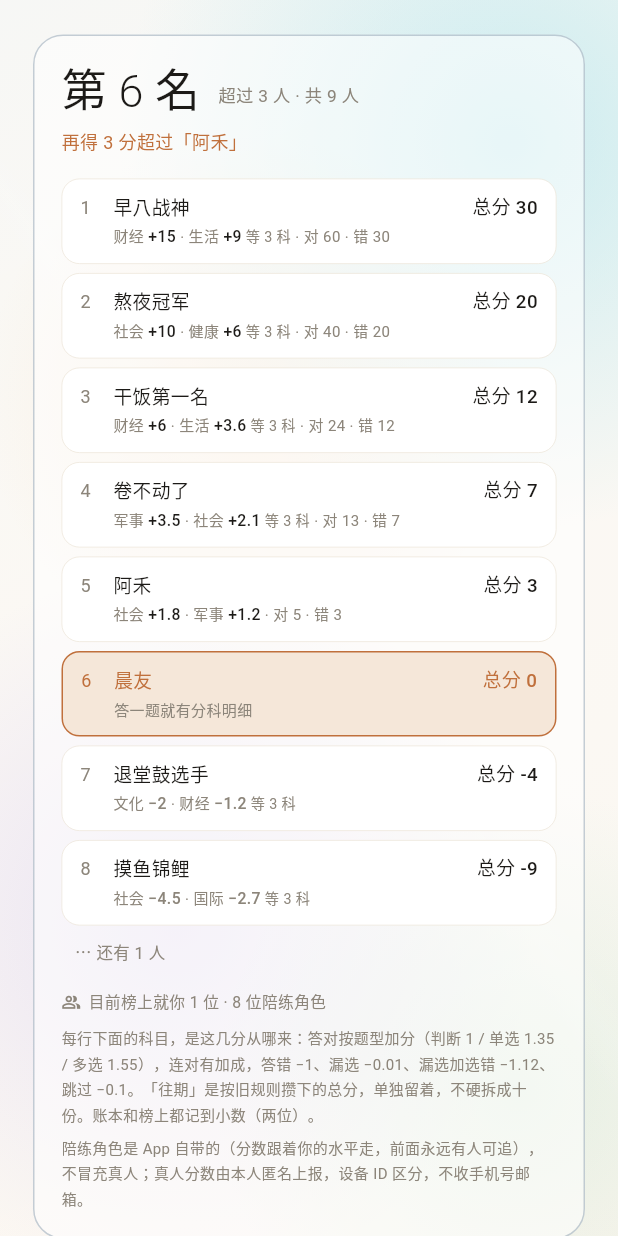
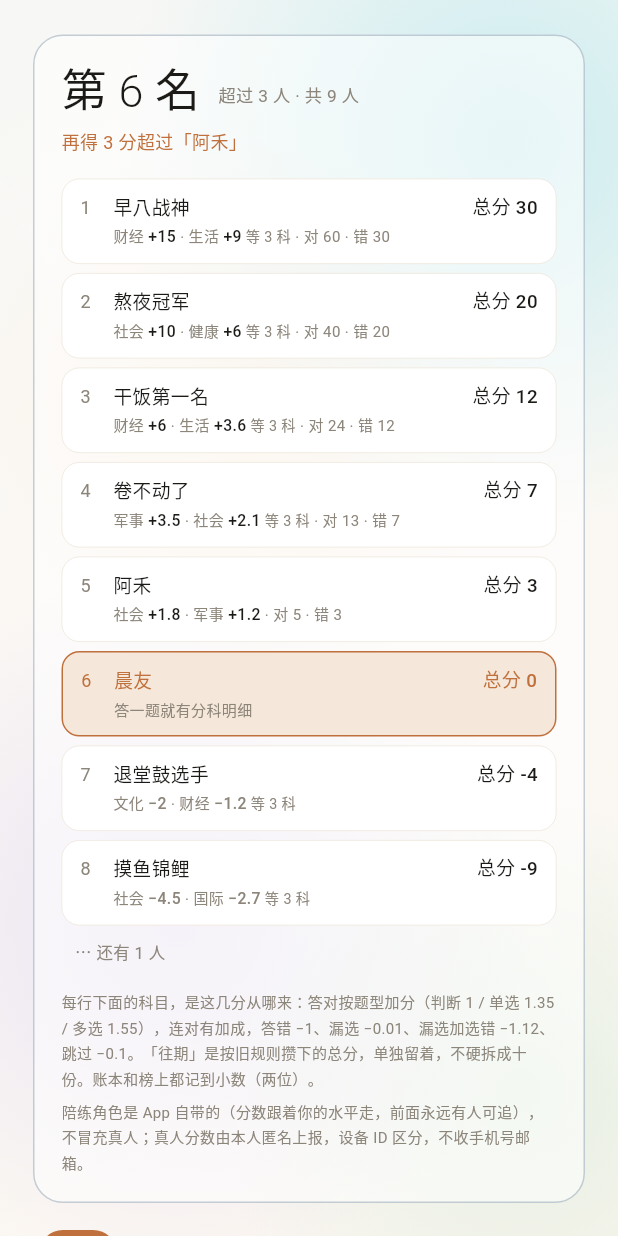
Before and after one commit to xia259214-beep/morning-app, a Flutter app: the RankPage screen opened directly, scrolled down 576 dp, on a phone screen of 412 x 824 dp. Run offline on Flutter 3.47's test engine with Material 3 defaults, Android fonts, the phone set to English and light mode, and no system bars; accounts and stored records are empty; network calls fail.

Commit message:
v1.22.5: 删除排行榜底部「X 位真人/陪练角色」整行统计文案

```diff
--- a/lib/core.dart
+++ b/lib/core.dart
@@ -9,7 +9,7 @@ import 'glass.dart';
 import 'liquid.dart';
 
 /// App 版本号（与 pubspec.yaml 同步）。展示与崩溃日志都用它，避免写死多处。
-const String kAppVersion = '1.22.4';
+const String kAppVersion = '1.22.5';
 
 // ============================================================================
 // 1. 设计系统（Minimal / 安静 / 温暖）
--- a/lib/pages_rank.dart
+++ b/lib/pages_rank.dart
@@ -500,21 +500,6 @@ class _RankPageState extends State<RankPage> {
               // 前几名 + 自己附近，避免整榜太长
               for (final e in _boardRows(b)) _boardRow(e),
               const SizedBox(height: 12),
-              Row(
-                children: [
-                  Icon(Icons.people_alt_outlined,
-                      size: 13, color: AppColor.sub),
-                  const SizedBox(width: 5),
-                  // 自己也是一位真人，别把它漏在计数外面——
-                  // 「0 位」会让答了题的人以为上报没生效。
-                  Text(
-                      b.realCount == 0
-                          ? '目前榜上就你 1 位 · ${b.builtInCount} 位陪练角色'
-                          : '${b.realCount + 1} 位（含你） · ${b.builtInCount} 位陪练角色',
-                      style: TextStyle(fontSize: 10.5, color: AppColor.sub)),
-                ],
-              ),
-              const SizedBox(height: 8),
               Text(
                 '每行下面的科目，是这几分从哪来：答对按题型加分（判断 1 / 单选 1.35 / 多选 1.55），'
                 '连对有加成，答错 −1、漏选 −0.01、漏选加选错 −1.12、跳过 −0.1。'
--- a/pubspec.yaml
+++ b/pubspec.yaml
@@ -2,7 +2,7 @@ name: morning
 description: "晨序 MORNING —— 让每一个清晨都有意义。Android 智能闹钟与晨间流程 App（V1）。"
 publish_to: 'none'
 
-version: 1.22.4+46
+version: 1.22.5+47
 
 environment:
   sdk: ^3.5.4
```
